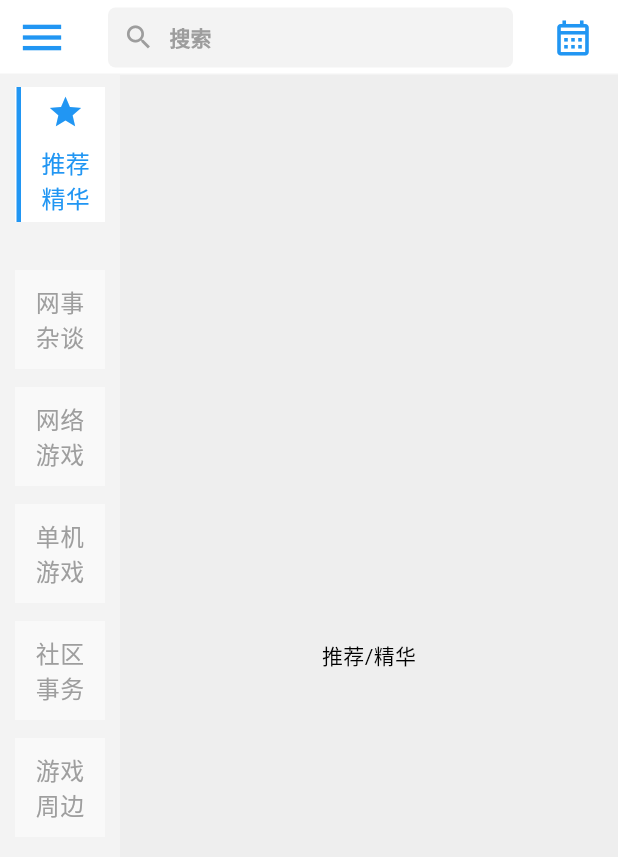
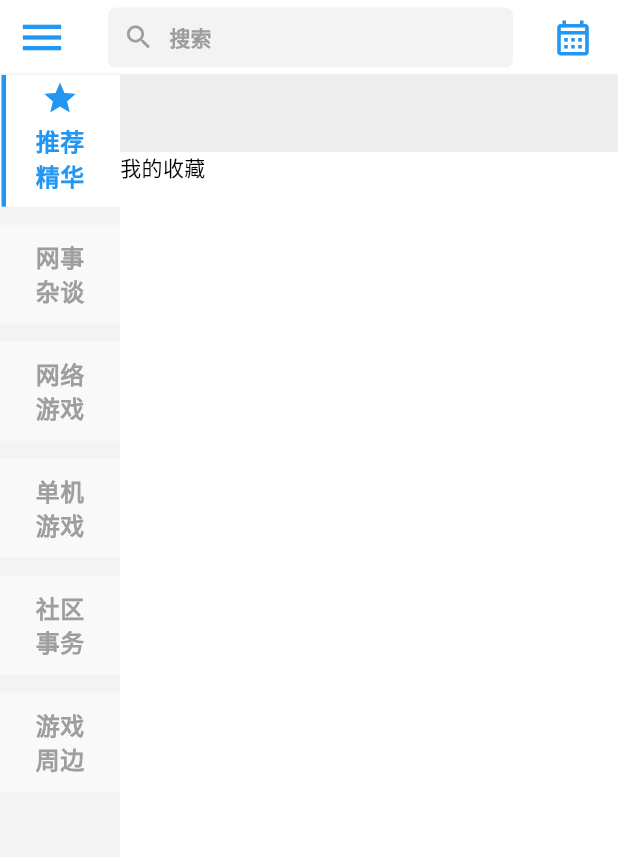
Before and after one commit to sudafin/xingxing_forum_app, a Flutter app: the GroupPage screen opened by its route, on a phone screen of 412 x 824 dp. Shown: the top 857 px of the screen. Run offline on Flutter 3.47's test engine with Material 3 defaults, Android fonts, the phone set to English and light mode, and no system bars; our stand-ins replace event_bus, fluttertoast, font_awesome_flutter, image_picker, logger, package_info_plus and 1 more; missing offline and left inert: android_intent_plus, clipboard, video_compress; network calls fail; Roboto replaces fonts that are missing (PingFangSC-Regular).

Commit message:
feat(group): 重构导航栏并添加新页面
- 调整导航栏宽度和高度
- 修改导航栏标签类型为 none
- 添加新页面：推荐/精华、网事杂谈、网络游戏、单机游戏、社区事务、游戏周边
- 优化导航栏图标和文字样式
- 添加错误页面用于处理未知路由

```diff
--- /dev/null
+++ b/lib/pages/group/group_menu/favorite_recommend.dart
@@ -0,0 +1,28 @@
+import 'package:flutter/material.dart';
+import 'package:provider/provider.dart';
+import 'package:xingxing_forum_app/utils/size_fit.dart';
+import '../../../store/store_viewmodel.dart';
+
+class FavoriteRecommend extends StatelessWidget {
+  const FavoriteRecommend({super.key});
+
+  @override
+  Widget build(BuildContext context) {
+  Color backgroundColor = context.watch<StoreViewModel>().theme == Brightness.light
+              ? Colors.white
+              : Colors.black;
+    return SingleChildScrollView(
+      child: Container(
+        color: backgroundColor,
+        height: SizeFit.screenHeight * 0.815,
+        child: Column(
+          crossAxisAlignment: CrossAxisAlignment.start,
+          mainAxisSize: MainAxisSize.min,
+          children: [
+          Text('我的收藏'),
+        ],
+      ),
+      ),
+    );
+  }
+}
--- a/lib/pages/group/group_page.dart
+++ b/lib/pages/group/group_page.dart
@@ -5,7 +5,13 @@ import '../../store/store_viewmodel.dart';
 import '../main/appbar_widget.dart';
 import '../main/menu_drawer.dart';
 import 'init_data.dart';
-
+import '../error/error_page.dart';
+import 'group_menu/favorite_recommend.dart';
+import 'group_menu/online_game.dart';
+import 'group_menu/single_game.dart';
+import 'group_menu/iinternet_gossip.dart';
+import 'group_menu/community_services.dart';
+import 'group_menu/game_product.dart';
 class GroupPage extends StatelessWidget {
   const GroupPage({super.key});
 
@@ -38,9 +44,12 @@ class _GroupPageBodyState extends State<GroupPageBody> {
               ? Color.fromARGB(255, 238, 238, 238)
               : Color.fromARGB(243, 249, 222, 222),
     child: Row(
-      mainAxisSize: MainAxisSize.min,
       children: [
          NavigationRail(
+         //控制导航栏的宽度
+           minWidth: 80,
+           //控制导航栏的高度
+           groupAlignment: -1.15,
             backgroundColor: context.watch<StoreViewModel>().theme == Brightness.light
                 ? Color(0xFFF3F3F3)
                 : Color.fromARGB(243, 74, 74, 74),
@@ -50,7 +59,8 @@ class _GroupPageBodyState extends State<GroupPageBody> {
                 _selectedIndex = index;
               });
             },
-            labelType: NavigationRailLabelType.selected,
+            //显示图标或者文字,或者两者都有,或者就显示图标
+            labelType: NavigationRailLabelType.none,
             selectedIconTheme: IconThemeData(color: Colors.black),
             unselectedIconTheme: IconThemeData(color: Colors.transparent),
             selectedLabelTextStyle: TextStyle(
@@ -64,11 +74,15 @@ class _GroupPageBodyState extends State<GroupPageBody> {
             indicatorColor: context.watch<StoreViewModel>().theme == Brightness.light
                 ? Colors.white
                 : Colors.black,
+
         ),
+        // VerticalDivider(
+        //   color: Colors.red,
+        //   thickness: 100,
+        //   width: 10,
+        // ),
         Expanded(
-          child: SingleChildScrollView(
-            child: GroupPageContent(index: _selectedIndex),
-          ),
+          child: GroupPageContent(index: _selectedIndex)
         ),
       ],
     ),
@@ -83,12 +97,14 @@ class GroupPageContent extends StatelessWidget {
   @override
   Widget build(BuildContext context) {
     return switch(index){
-      0 => Center(child: Text('推荐/精华')),
-      1 => Center(child: Text('网事杂谈')),
-      2 => Center(child: Text('网络游戏')),
-      3 => Center(child: Text('单机游戏')),
-      4 => Center(child: Text('社区事务')),
-      _ => Center(child: Text('其他')),
+      0 => const FavoriteRecommend(),
+      1 => const InternetGossip(),
+      2 => const OnlineGame(),
+      3 => const SingleGame(),
+      4 => const CommunityServices(),
+      5 => const GameProduct(),
+      //没有的页面是错误页面
+      _ => const ErrorPage(),
     };
 
   }
--- a/lib/pages/group/init_data.dart
+++ b/lib/pages/group/init_data.dart
@@ -11,32 +11,32 @@ class GroupNav {
       NavigationRailDestination(
         icon: _navItem(Icons.star, '推荐\n精华', false),
         selectedIcon: _navItem(Icons.star, '推荐\n精华', true),
-        label: Text(''),
+        label: SizedBox.shrink(),
       ),
       NavigationRailDestination(
         icon: _navItem(Icons.group, '网事\n杂谈', false),
         selectedIcon: _navItem(Icons.group, '网事\n杂谈', true),
-        label: Text(''),
+        label: SizedBox.shrink(),
       ),
       NavigationRailDestination(
         icon: _navItem(Icons.mobile_friendly, '网络\n游戏', false),
         selectedIcon: _navItem(Icons.mobile_friendly, '网络\n游戏', true),
-        label: Text(''),
+        label: SizedBox.shrink(),
       ),
       NavigationRailDestination(
         icon: _navItem(Icons.gamepad, '单机\n游戏', false),
         selectedIcon: _navItem(Icons.gamepad, '单机\n游戏', true),
-        label: Text(''),
+        label: SizedBox.shrink(),
       ),
       NavigationRailDestination(
         icon: _navItem(Icons.manage_accounts, '社区\n事务', false),
         selectedIcon: _navItem(Icons.manage_accounts, '社区\n事务', true),
-        label: Text(''),
+        label: SizedBox.shrink(),
       ),
       NavigationRailDestination(
         icon: _navItem(Icons.store, '游戏\n周边', false),
         selectedIcon: _navItem(Icons.store, '游戏\n周边', true),
-        label: Text(''),
+        label: SizedBox.shrink(),
       ),
     ];
   }
@@ -51,16 +51,18 @@ class GroupNav {
                   : isSelected ? Colors.black : Colors.black54
               : Colors.white,
         ),
-        width: 60,
+        width:80,
         child: Row(
           mainAxisAlignment: isSelected ? MainAxisAlignment.spaceBetween : MainAxisAlignment.center,
           children: [
             isSelected ? Container(
               width: 3,
-              height: 90,
+              height: 94,
               color: Colors.blue,
             ): SizedBox.shrink(),
-            Column(
+             Container(
+              width: 60,
+              child: Column(
               children: [
                 isSelected
                     ? Icon(
@@ -69,17 +71,20 @@ class GroupNav {
                         color: Colors.blue,
                       )
                     : SizedBox.shrink(),
-                isSelected ? SizedBox(height: 10) : SizedBox.shrink(),
+                isSelected ? SizedBox(height: 5) : SizedBox.shrink(),
                 Text(
                   text,
                   style: TextStyle(
                     fontSize: 16,
                     color: isSelected ? Colors.blue : Colors.grey,
+                    fontWeight: FontWeight.bold,
                   ),
                 ),
               ],
             ),
+            ),
           ],
-        ));
+        )
+        );
   }
 }
--- a/lib/router/router.dart
+++ b/lib/router/router.dart
@@ -1,4 +1,5 @@
 import 'package:flutter/material.dart';
+import '../pages/error/error_page.dart';
 import '../pages/main/main_page.dart';
 import '../pages/home/home_page.dart';
 import '../pages/message/message_page.dart';
@@ -32,5 +33,6 @@ class RouterConstant{
   '/search':(context) => const SearchPage(),
   '/add_friend':(context) => const AddFriendPage(),
   '/post':(context) => const PostPage(),
+  '/error':(context) => const ErrorPage(),
   };
 }
```
Also changed, not shown: lib/pages/error/error_page.dart (added, +57 -0 lines), lib/pages/group/group_menu/community_services.dart (added, +10 -0 lines), lib/pages/group/group_menu/game_product.dart (added, +10 -0 lines), lib/pages/group/group_menu/iinternet_gossip.dart (added, +10 -0 lines), lib/pages/group/group_menu/online_game.dart (added, +10 -0 lines), lib/pages/group/group_menu/single_game.dart (added, +10 -0 lines).
